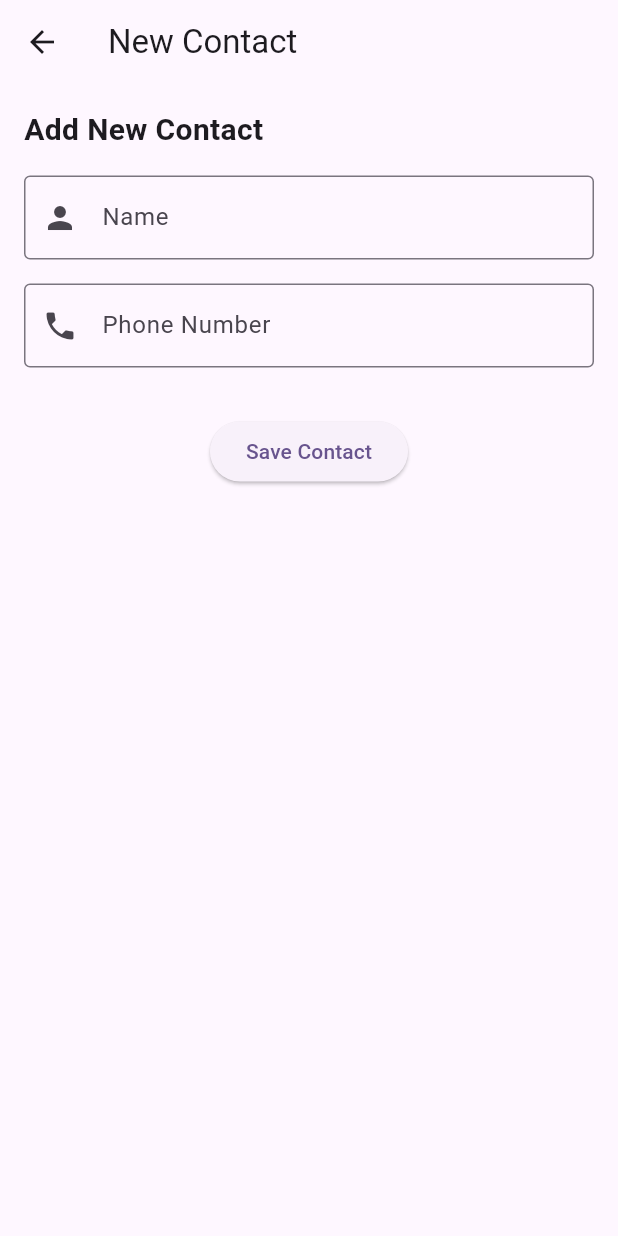
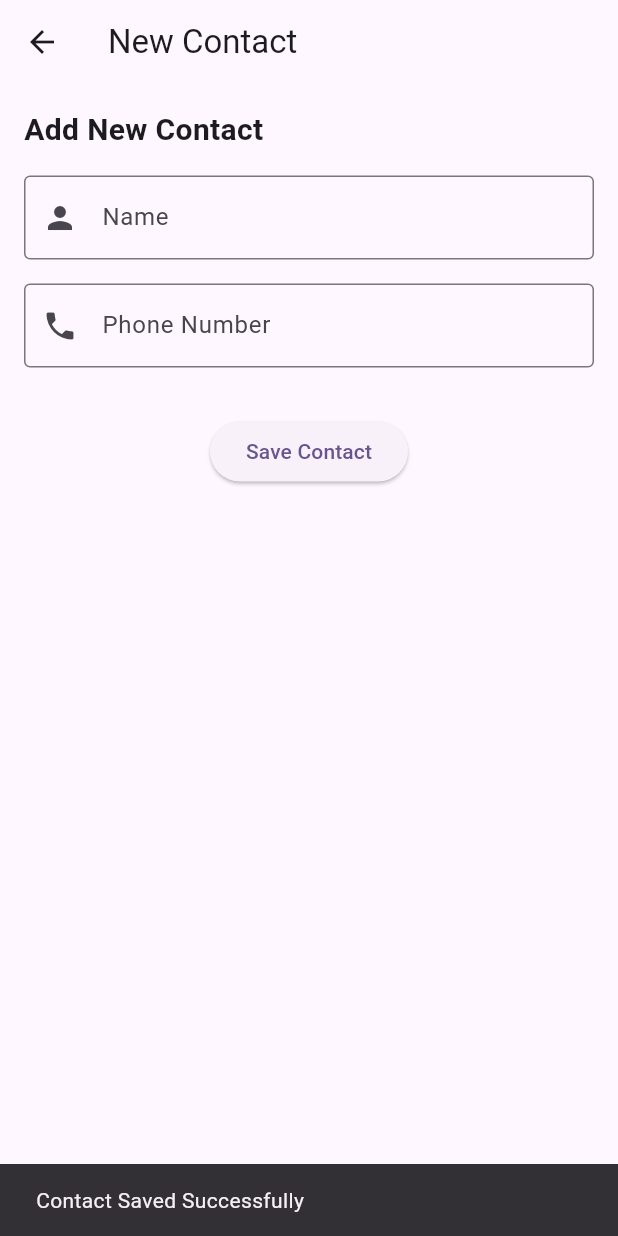
Before and after one commit to kartikkumarofficial/cloud_contacts, a Flutter app: the NewContactPage screen opened directly, after a tap on "Save Contact", on a phone screen of 412 x 824 dp. Run offline on Flutter 3.47's test engine with Material 3 defaults, Android fonts, the phone set to English and light mode, and no system bars; our stand-ins replace cloud_firestore, firebase_core, google_fonts; accounts and stored records are empty; statements that could not run were skipped.

Commit message:
appending data in firebase

```diff
--- a/lib/views/contactspage.dart
+++ b/lib/views/contactspage.dart
@@ -29,6 +29,7 @@ class _ContactsPageState extends State<ContactsPage> {
         child:Column(
           mainAxisAlignment: MainAxisAlignment.center,
           children: [
+            FutureBuilder(future: , builder: builder)
 
 
           ],
--- a/lib/views/newcontactpage.dart
+++ b/lib/views/newcontactpage.dart
@@ -84,8 +84,12 @@ class _NewContactPageState extends State<NewContactPage> {
                   onPressed: () async{
                     try{
                       CollectionReference collref = FirebaseFirestore.instance.collection('contacts');
-                      await collref.add({'name': nameController.text});
-                      await collref.add({'number':numberController.value});
+                      await collref.add({
+                        'name': nameController.text,
+                        'number':numberController.text});
+
+                      ScaffoldMessenger.of(context).showSnackBar
+                        (SnackBar(content: Text('Contact Saved Successfully')));
                     }
                     catch(e){
                       ScaffoldMessenger.of(context).showSnackBar
```
